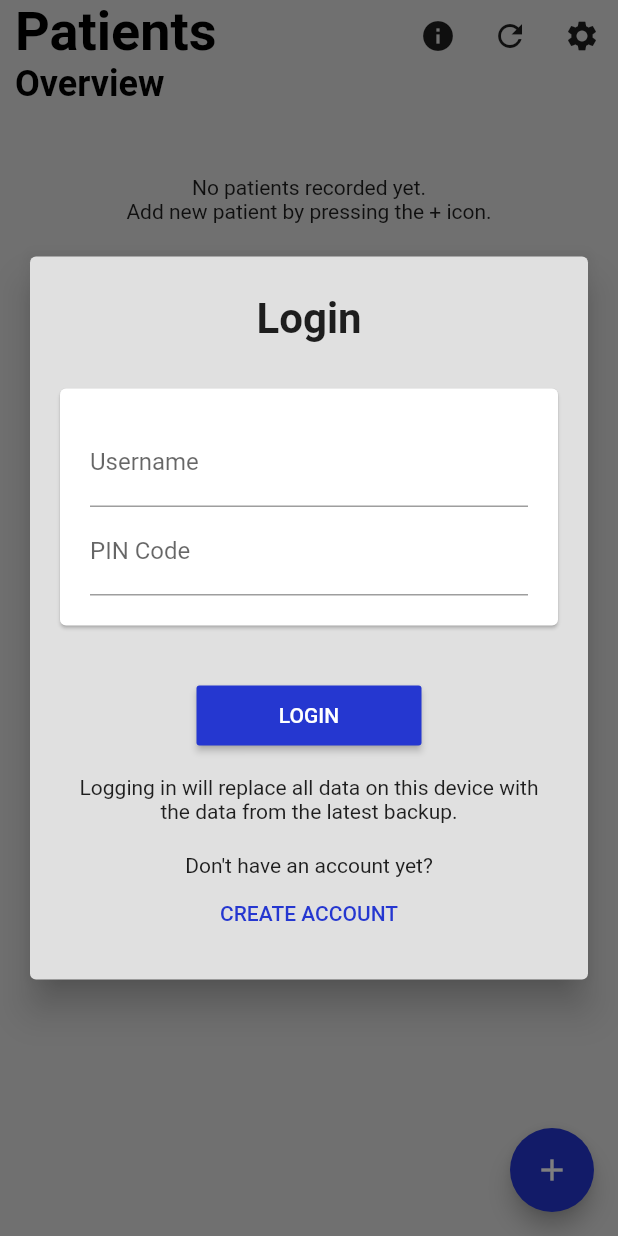
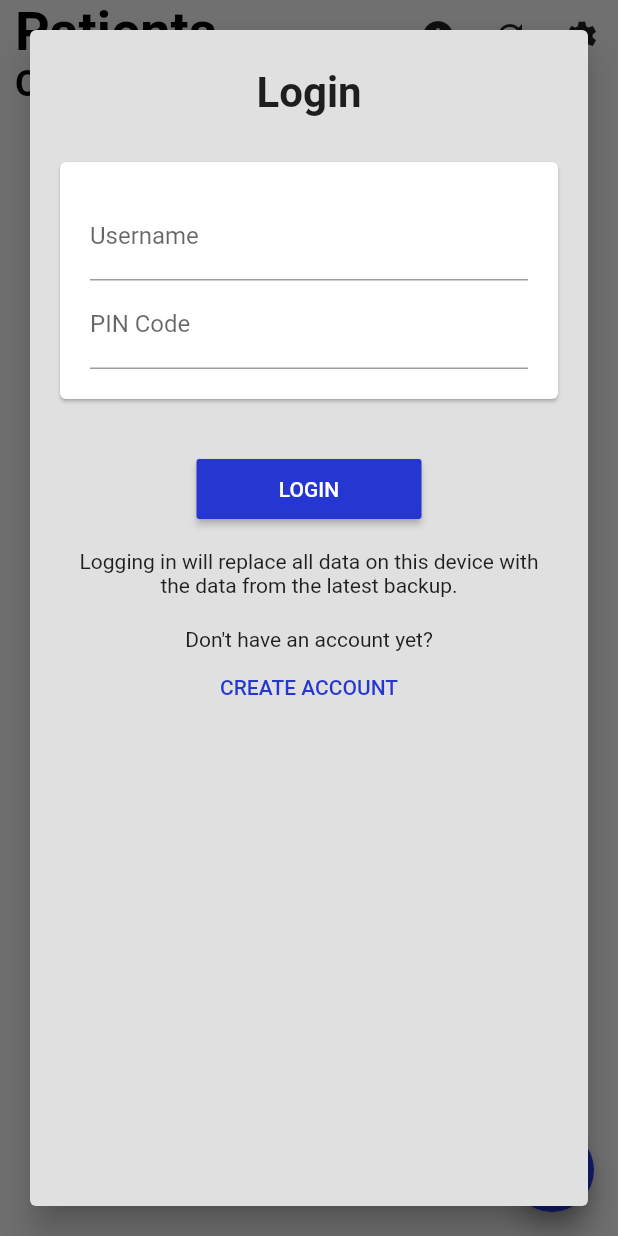
Before and after one commit to chrisly-bear/PEBRApp, a Flutter app: the screen it shows after launch, on a phone screen of 412 x 824 dp. Run offline on Flutter 3.47's test engine with Material 2 defaults, Android fonts, the phone set to English and light mode, and no system bars; our stand-ins replace flushbar, shared_preferences, sqflite; missing offline and left inert: password, spreadsheet_decoder; accounts and stored records are empty.

Commit message:
Removed column widget from TransparentHeaderPage because it can render scrolling content un-scrollable.

```diff
--- a/lib/components/TransparentHeaderPage.dart
+++ b/lib/components/TransparentHeaderPage.dart
@@ -62,25 +62,26 @@ class TransparentHeaderPage extends StatelessWidget {
   }
 
   Widget get _background {
-    return SingleChildScrollView(
-      child: SafeArea(
-        right: safeArea,
-        left: safeArea,
-        bottom: safeArea,
-        top: safeArea,
-        child: Column(
-          children: [
-            // padding until bottom of header
-            Container(height: _headerHeight),
-            // padding to avoid Gaussian blur,
-            // only required if we have a header and either blurring is enabled
-            // or a shadow is displayed
-            Container(height: (_headerHeight != 0 && (blurEnabled || elevationEnabled)) ? (Platform.isIOS ? 10.0 : 12.0) : 0),
-            child,
-          ],
-        ),
+
+    // padding until bottom of header
+    final double paddingUntilBottomOfHeader = _headerHeight;
+    // padding to avoid Gaussian blur,
+    // only required if we have a header and either blurring is enabled
+    // or a shadow is displayed
+    final double paddingToAvoidBlur = (_headerHeight != 0 && (blurEnabled || elevationEnabled)) ? (Platform.isIOS ? 10.0 : 12.0) : 0;
+
+    final Widget content = SafeArea(
+      right: safeArea,
+      left: safeArea,
+      bottom: safeArea,
+      top: safeArea,
+      child: Padding(
+        padding: EdgeInsets.only(top: paddingUntilBottomOfHeader + paddingToAvoidBlur),
+        child: child,
       ),
     );
+
+    return content;
   }
 
   Widget get _foreground {
```
